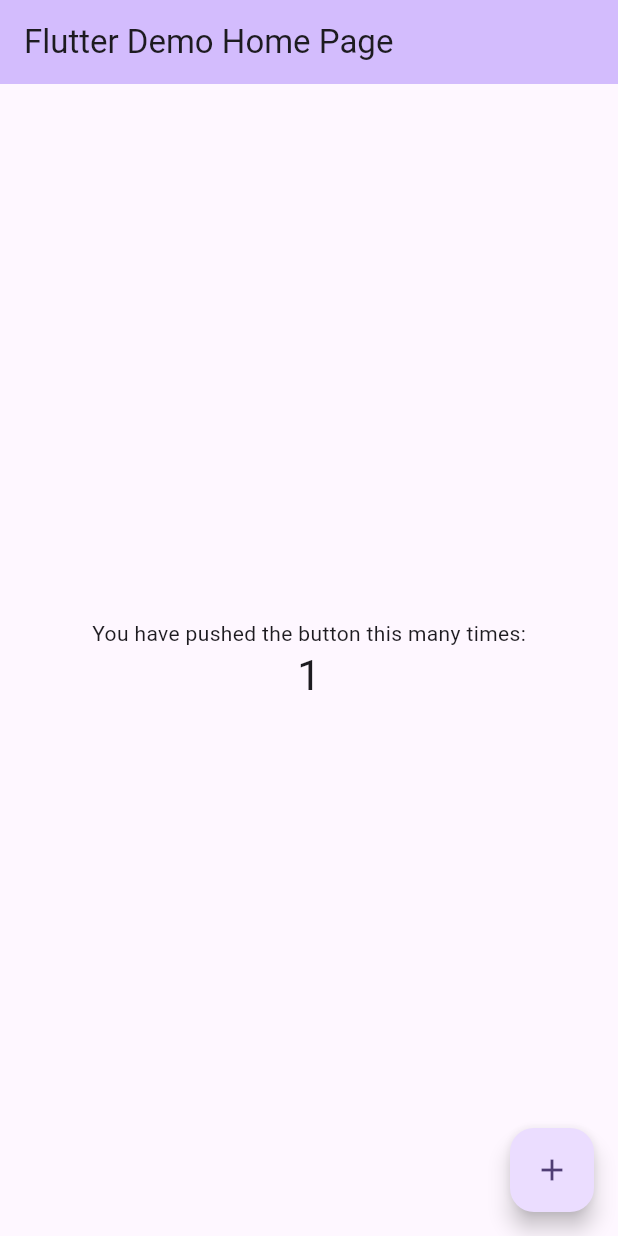
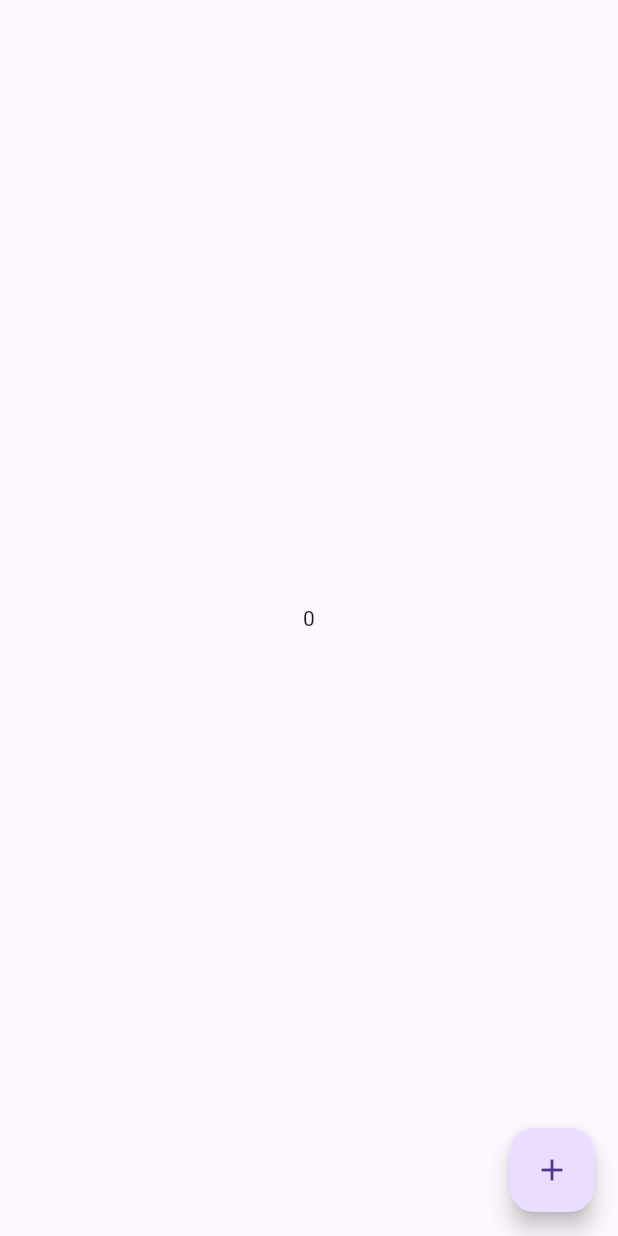
Before and after one commit to RohitGiri420/Provider---Counter-app, a Flutter app: the screen it shows after launch, after a tap on the "add" icon, on a phone screen of 412 x 824 dp. Run offline on Flutter 3.47's test engine with Material 3 defaults, Android fonts, the phone set to English and light mode, and no system bars.

Commit message:
counter screen is created

```diff
--- /dev/null
+++ b/lib/Screen/counter screen.dart
@@ -0,0 +1,23 @@
+import 'package:flutter/material.dart';
+
+class Counterzscreen extends StatefulWidget {
+  const Counterzscreen({super.key});
+
+  @override
+  State<Counterzscreen> createState() => _CounterzscreenState();
+}
+
+class _CounterzscreenState extends State<Counterzscreen> {
+  @override
+  Widget build(BuildContext context) {
+    return Scaffold(
+
+      floatingActionButton: FloatingActionButton(onPressed: (){
+
+      },
+      child: Icon(Icons.add),),
+
+      body: Center(child: Text("0")),
+    );
+  }
+}
--- a/lib/main.dart
+++ b/lib/main.dart
@@ -1,125 +1,18 @@
+import 'package:capp/Screen/counter%20screen.dart';
+import 'package:flutter/cupertino.dart';
 import 'package:flutter/material.dart';
 
-void main() {
-  runApp(const MyApp());
+void main(){
+  runApp(MyApp());
 }
 
-class MyApp extends StatelessWidget {
-  const MyApp({super.key});
-
-  // This widget is the root of your application.
+class MyApp extends StatelessWidget{
   @override
   Widget build(BuildContext context) {
+    // TODO: implement build
     return MaterialApp(
-      title: 'Flutter Demo',
-      theme: ThemeData(
-        // This is the theme of your application.
-        //
-        // TRY THIS: Try running your application with "flutter run". You'll see
-        // the application has a purple toolbar. Then, without quitting the app,
-        // try changing the seedColor in the colorScheme below to Colors.green
-        // and then invoke "hot reload" (save your changes or press the "hot
-        // reload" button in a Flutter-supported IDE, or press "r" if you used
-        // the command line to start the app).
-        //
-        // Notice that the counter didn't reset back to zero; the application
-        // state is not lost during the reload. To reset the state, use hot
-        // restart instead.
-        //
-        // This works for code too, not just values: Most code changes can be
-        // tested with just a hot reload.
-        colorScheme: ColorScheme.fromSeed(seedColor: Colors.deepPurple),
-        useMaterial3: true,
-      ),
-      home: const MyHomePage(title: 'Flutter Demo Home Page'),
+      home: Counterzscreen(),
     );
   }
+
 }
-
-class MyHomePage extends StatefulWidget {
-  const MyHomePage({super.key, required this.title});
-
-  // This widget is the home page of your application. It is stateful, meaning
-  // that it has a State object (defined below) that contains fields that affect
-  // how it looks.
-
-  // This class is the configuration for the state. It holds the values (in this
-  // case the title) provided by the parent (in this case the App widget) and
-  // used by the build method of the State. Fields in a Widget subclass are
-  // always marked "final".
-
-  final String title;
-
-  @override
-  State<MyHomePage> createState() => _MyHomePageState();
-}
-
-class _MyHomePageState extends State<MyHomePage> {
-  int _counter = 0;
-
-  void _incrementCounter() {
-    setState(() {
-      // This call to setState tells the Flutter framework that something has
-      // changed in this State, which causes it to rerun the build method below
-      // so that the display can reflect the updated values. If we changed
-      // _counter without calling setState(), then the build method would not be
-      // called again, and so nothing would appear to happen.
-      _counter++;
-    });
-  }
-
-  @override
-  Widget build(BuildContext context) {
-    // This method is rerun every time setState is called, for instance as done
-    // by the _incrementCounter method above.
-    //
-    // The Flutter framework has been optimized to make rerunning build methods
-    // fast, so that you can just rebuild anything that needs updating rather
-    // than having to individually change instances of widgets.
-    return Scaffold(
-      appBar: AppBar(
-        // TRY THIS: Try changing the color here to a specific color (to
-        // Colors.amber, perhaps?) and trigger a hot reload to see the AppBar
-        // change color while the other colors stay the same.
-        backgroundColor: Theme.of(context).colorScheme.inversePrimary,
-        // Here we take the value from the MyHomePage object that was created by
-        // the App.build method, and use it to set our appbar title.
-        title: Text(widget.title),
-      ),
-      body: Center(
-        // Center is a layout widget. It takes a single child and positions it
-        // in the middle of the parent.
-        child: Column(
-          // Column is also a layout widget. It takes a list of children and
-          // arranges them vertically. By default, it sizes itself to fit its
-          // children horizontally, and tries to be as tall as its parent.
-          //
-          // Column has various properties to control how it sizes itself and
-          // how it positions its children. Here we use mainAxisAlignment to
-          // center the children vertically; the main axis here is the vertical
-          // axis because Columns are vertical (the cross axis would be
-          // horizontal).
-          //
-          // TRY THIS: Invoke "debug painting" (choose the "Toggle Debug Paint"
-          // action in the IDE, or press "p" in the console), to see the
-          // wireframe for each widget.
-          mainAxisAlignment: MainAxisAlignment.center,
-          children: <Widget>[
-            const Text(
-              'You have pushed the button this many times:',
-            ),
-            Text(
-              '$_counter',
-              style: Theme.of(context).textTheme.headlineMedium,
-            ),
-          ],
-        ),
-      ),
-      floatingActionButton: FloatingActionButton(
-        onPressed: _incrementCounter,
-        tooltip: 'Increment',
-        child: const Icon(Icons.add),
-      ), // This trailing comma makes auto-formatting nicer for build methods.
-    );
-  }
-}
--- /dev/null
+++ b/lib/provider/Counter provider.dart
@@ -0,0 +1 @@
+class CounterProvider extends
--- a/pubspec.yaml
+++ b/pubspec.yaml
@@ -35,6 +35,7 @@ dependencies:
   # The following adds the Cupertino Icons font to your application.
   # Use with the CupertinoIcons class for iOS style icons.
   cupertino_icons: ^1.0.2
+  provider: ^6.1.1
 
 dev_dependencies:
   flutter_test:
```
Also changed, not shown: pubspec.lock, 1 other file.
